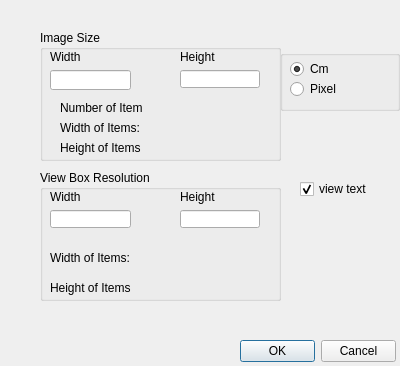
First picture: the form in src/meshlabplugins/editslice/svgpro.ui, repository cnr-isti-vclab/meshlab, before the edit.
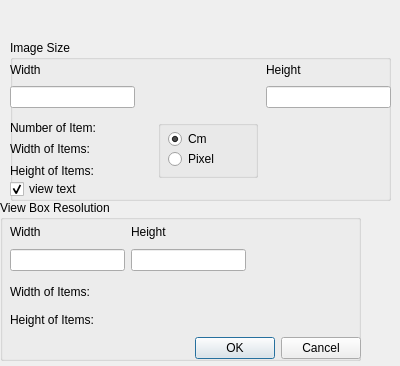
Second picture: the form after the edit.

Commit message: fix bug with scale and centrature dialog modify without static form

```diff
--- a/src/meshlabplugins/editslice/svgpro.ui
+++ b/src/meshlabplugins/editslice/svgpro.ui
@@ -12,45 +12,6 @@
   <property name="windowTitle" >
    <string>SVGPro</string>
   </property>
-  <widget class="QGroupBox" name="groupBox_3" >
-   <property name="geometry" >
-    <rect>
-     <x>280</x>
-     <y>50</y>
-     <width>120</width>
-     <height>61</height>
-    </rect>
-   </property>
-   <widget class="QRadioButton" name="pixel_choose" >
-    <property name="geometry" >
-     <rect>
-      <x>10</x>
-      <y>30</y>
-      <width>83</width>
-      <height>18</height>
-     </rect>
-    </property>
-    <property name="text" >
-     <string>Pixel</string>
-    </property>
-   </widget>
-   <widget class="QRadioButton" name="cm_choose" >
-    <property name="geometry" >
-     <rect>
-      <x>10</x>
-      <y>10</y>
-      <width>83</width>
-      <height>18</height>
-     </rect>
-    </property>
-    <property name="text" >
-     <string>Cm</string>
-    </property>
-    <property name="checked" >
-     <bool>true</bool>
-    </property>
-   </widget>
-  </widget>
   <widget class="QLabel" name="TitleLabel" >
    <property name="geometry" >
     <rect>
@@ -72,270 +33,366 @@
     </font>
    </property>
   </widget>
-  <widget class="QDialogButtonBox" name="buttonBox" >
-   <property name="geometry" >
-    <rect>
-     <x>240</x>
-     <y>340</y>
-     <width>156</width>
-     <height>23</height>
-    </rect>
-   </property>
-   <property name="orientation" >
-    <enum>Qt::Horizontal</enum>
-   </property>
-   <property name="standardButtons" >
-    <set>QDialogButtonBox::Cancel|QDialogButtonBox::NoButton|QDialogButtonBox::Ok</set>
-   </property>
-  </widget>
   <widget class="QGroupBox" name="groupBox" >
    <property name="geometry" >
     <rect>
-     <x>40</x>
-     <y>30</y>
-     <width>241</width>
-     <height>131</height>
+     <x>10</x>
+     <y>40</y>
+     <width>381</width>
+     <height>161</height>
     </rect>
    </property>
    <property name="title" >
     <string>Image Size</string>
    </property>
-   <widget class="QLabel" name="label_3" >
+   <widget class="QWidget" name="gridLayout" >
     <property name="geometry" >
      <rect>
-      <x>140</x>
+      <x>0</x>
       <y>20</y>
-      <width>46</width>
-      <height>14</height>
+      <width>381</width>
+      <height>48</height>
      </rect>
     </property>
-    <property name="text" >
-     <string>Height</string>
-    </property>
+    <layout class="QGridLayout" >
+     <property name="margin" >
+      <number>0</number>
+     </property>
+     <property name="spacing" >
+      <number>6</number>
+     </property>
+     <item row="1" column="0" >
+      <widget class="QLineEdit" name="ImageWidth" />
+     </item>
+     <item row="0" column="0" >
+      <widget class="QLabel" name="label_2" >
+       <property name="text" >
+        <string>Width</string>
+       </property>
+      </widget>
+     </item>
+     <item row="1" column="2" >
+      <widget class="QLineEdit" name="ImageHeight" />
+     </item>
+     <item row="0" column="2" >
+      <widget class="QLabel" name="label_3" >
+       <property name="text" >
+        <string>Height</string>
+       </property>
+      </widget>
+     </item>
+     <item row="1" column="1" >
+      <spacer>
+       <property name="orientation" >
+        <enum>Qt::Horizontal</enum>
+       </property>
+       <property name="sizeHint" >
+        <size>
+         <width>40</width>
+         <height>20</height>
+        </size>
+       </property>
+      </spacer>
+     </item>
+    </layout>
    </widget>
-   <widget class="QLabel" name="label_2" >
+   <widget class="QWidget" name="horizontalLayout" >
     <property name="geometry" >
      <rect>
-      <x>10</x>
-      <y>20</y>
-      <width>46</width>
-      <height>14</height>
+      <x>0</x>
+      <y>80</y>
+      <width>381</width>
+      <height>58</height>
      </rect>
     </property>
-    <property name="text" >
-     <string>Width</string>
-    </property>
+    <layout class="QHBoxLayout" >
+     <property name="margin" >
+      <number>0</number>
+     </property>
+     <property name="spacing" >
+      <number>6</number>
+     </property>
+     <item>
+      <layout class="QGridLayout" >
+       <property name="margin" >
+        <number>0</number>
+       </property>
+       <property name="spacing" >
+        <number>6</number>
+       </property>
+       <item row="1" column="0" >
+        <widget class="QLabel" name="label_7" >
+         <property name="text" >
+          <string>Width of Items:</string>
+         </property>
+        </widget>
+       </item>
+       <item row="2" column="0" >
+        <widget class="QLabel" name="label_8" >
+         <property name="text" >
+          <string>Height of Items:</string>
+         </property>
+        </widget>
+       </item>
+       <item row="1" column="1" >
+        <widget class="QLabel" name="WidthLabel" />
+       </item>
+       <item row="2" column="1" >
+        <widget class="QLabel" name="HeightLabel" />
+       </item>
+       <item row="0" column="0" >
+        <widget class="QLabel" name="label" >
+         <property name="text" >
+          <string>Number of Item:</string>
+         </property>
+        </widget>
+       </item>
+       <item row="0" column="1" >
+        <widget class="QLabel" name="numPlane" >
+         <property name="minimumSize" >
+          <size>
+           <width>50</width>
+           <height>0</height>
+          </size>
+         </property>
+        </widget>
+       </item>
+      </layout>
+     </item>
+     <item>
+      <widget class="QGroupBox" name="groupBox_3" >
+       <property name="minimumSize" >
+        <size>
+         <width>100</width>
+         <height>0</height>
+        </size>
+       </property>
+       <widget class="QRadioButton" name="cm_choose" >
+        <property name="geometry" >
+         <rect>
+          <x>10</x>
+          <y>10</y>
+          <width>41</width>
+          <height>18</height>
+         </rect>
+        </property>
+        <property name="text" >
+         <string>Cm</string>
+        </property>
+        <property name="checked" >
+         <bool>true</bool>
+        </property>
+       </widget>
+       <widget class="QRadioButton" name="pixel_choose" >
+        <property name="geometry" >
+         <rect>
+          <x>10</x>
+          <y>30</y>
+          <width>51</width>
+          <height>18</height>
+         </rect>
+        </property>
+        <property name="text" >
+         <string>Pixel</string>
+        </property>
+       </widget>
+      </widget>
+     </item>
+     <item>
+      <spacer>
+       <property name="orientation" >
+        <enum>Qt::Horizontal</enum>
+       </property>
+       <property name="sizeHint" >
+        <size>
+         <width>40</width>
+         <height>20</height>
+        </size>
+       </property>
+      </spacer>
+     </item>
+    </layout>
    </widget>
-   <widget class="QLabel" name="HeightLabel" >
+   <widget class="QCheckBox" name="view_text" >
     <property name="geometry" >
      <rect>
-      <x>100</x>
-      <y>110</y>
-      <width>46</width>
-      <height>21</height>
-     </rect>
-    </property>
-   </widget>
-   <widget class="QLineEdit" name="ImageHeight" >
-    <property name="geometry" >
-     <rect>
-      <x>140</x>
-      <y>40</y>
-      <width>80</width>
+      <x>0</x>
+      <y>140</y>
+      <width>71</width>
       <height>18</height>
      </rect>
     </property>
-   </widget>
-   <widget class="QLineEdit" name="ImageWidth" >
-    <property name="geometry" >
-     <rect>
-      <x>10</x>
-      <y>40</y>
-      <width>81</width>
-      <height>20</height>
-     </rect>
-    </property>
-   </widget>
-   <widget class="QLabel" name="numPlane" >
-    <property name="geometry" >
-     <rect>
-      <x>100</x>
-      <y>70</y>
-      <width>46</width>
-      <height>21</height>
-     </rect>
-    </property>
-   </widget>
-   <widget class="QLabel" name="label" >
-    <property name="geometry" >
-     <rect>
-      <x>20</x>
-      <y>70</y>
-      <width>82</width>
-      <height>16</height>
-     </rect>
-    </property>
     <property name="text" >
-     <string>Number of Item:</string>
+     <string>view text</string>
     </property>
-   </widget>
-   <widget class="QLabel" name="label_7" >
-    <property name="geometry" >
-     <rect>
-      <x>20</x>
-      <y>90</y>
-      <width>81</width>
-      <height>16</height>
-     </rect>
-    </property>
-    <property name="text" >
-     <string>Width of Items:</string>
-    </property>
-   </widget>
-   <widget class="QLabel" name="label_8" >
-    <property name="geometry" >
-     <rect>
-      <x>20</x>
-      <y>110</y>
-      <width>81</width>
-      <height>16</height>
-     </rect>
-    </property>
-    <property name="text" >
-     <string>Height of Items:</string>
-    </property>
-   </widget>
-   <widget class="QLabel" name="WidthLabel" >
-    <property name="geometry" >
-     <rect>
-      <x>100</x>
-      <y>90</y>
-      <width>46</width>
-      <height>21</height>
-     </rect>
+    <property name="checked" >
+     <bool>true</bool>
     </property>
    </widget>
   </widget>
   <widget class="QGroupBox" name="groupBox_2" >
    <property name="geometry" >
     <rect>
-     <x>40</x>
-     <y>170</y>
-     <width>241</width>
-     <height>131</height>
+     <x>0</x>
+     <y>200</y>
+     <width>361</width>
+     <height>161</height>
     </rect>
    </property>
    <property name="title" >
     <string>View Box Resolution</string>
    </property>
-   <widget class="QLabel" name="label_5" >
+   <widget class="QWidget" name="gridLayout_3" >
     <property name="geometry" >
      <rect>
       <x>10</x>
       <y>20</y>
-      <width>46</width>
-      <height>14</height>
+      <width>351</width>
+      <height>51</height>
      </rect>
     </property>
-    <property name="text" >
-     <string>Width</string>
-    </property>
+    <layout class="QGridLayout" >
+     <property name="margin" >
+      <number>0</number>
+     </property>
+     <property name="spacing" >
+      <number>6</number>
+     </property>
+     <item row="1" column="1" >
+      <widget class="QLineEdit" name="viewBox_Height" />
+     </item>
+     <item row="1" column="0" >
+      <widget class="QLineEdit" name="viewBox_Width" />
+     </item>
+     <item row="0" column="1" >
+      <widget class="QLabel" name="label_6" >
+       <property name="text" >
+        <string>Height</string>
+       </property>
+      </widget>
+     </item>
+     <item row="0" column="0" >
+      <widget class="QLabel" name="label_5" >
+       <property name="text" >
+        <string>Width</string>
+       </property>
+      </widget>
+     </item>
+     <item row="1" column="2" >
+      <spacer>
+       <property name="orientation" >
+        <enum>Qt::Horizontal</enum>
+       </property>
+       <property name="sizeHint" >
+        <size>
+         <width>40</width>
+         <height>20</height>
+        </size>
+       </property>
+      </spacer>
+     </item>
+     <item row="0" column="2" >
+      <spacer>
+       <property name="orientation" >
+        <enum>Qt::Horizontal</enum>
+       </property>
+       <property name="sizeHint" >
+        <size>
+         <width>40</width>
+         <height>20</height>
+        </size>
+       </property>
+      </spacer>
+     </item>
+    </layout>
    </widget>
-   <widget class="QLabel" name="label_6" >
+   <widget class="QWidget" name="gridLayout_4" >
     <property name="geometry" >
      <rect>
-      <x>140</x>
-      <y>20</y>
-      <width>46</width>
-      <height>14</height>
-     </rect>
-    </property>
-    <property name="text" >
-     <string>Height</string>
-    </property>
-   </widget>
-   <widget class="QLineEdit" name="viewBox_Width" >
-    <property name="geometry" >
-     <rect>
       <x>10</x>
-      <y>40</y>
-      <width>81</width>
-      <height>18</height>
-     </rect>
-    </property>
-   </widget>
-   <widget class="QLineEdit" name="viewBox_Height" >
-    <property name="geometry" >
-     <rect>
-      <x>140</x>
-      <y>40</y>
-      <width>80</width>
-      <height>18</height>
-     </rect>
-    </property>
-   </widget>
-   <widget class="QLabel" name="HeightLabelViewBox" >
-    <property name="geometry" >
-     <rect>
-      <x>100</x>
-      <y>110</y>
-      <width>46</width>
-      <height>16</height>
-     </rect>
-    </property>
-   </widget>
-   <widget class="QLabel" name="label_10" >
-    <property name="geometry" >
-     <rect>
-      <x>10</x>
-      <y>110</y>
-      <width>81</width>
-      <height>16</height>
-     </rect>
-    </property>
-    <property name="text" >
-     <string>Height of Items:</string>
-    </property>
-   </widget>
-   <widget class="QLabel" name="label_9" >
-    <property name="geometry" >
-     <rect>
-      <x>10</x>
       <y>80</y>
-      <width>81</width>
-      <height>16</height>
+      <width>351</width>
+      <height>79</height>
      </rect>
     </property>
-    <property name="text" >
-     <string>Width of Items:</string>
-    </property>
+    <layout class="QGridLayout" >
+     <property name="margin" >
+      <number>0</number>
+     </property>
+     <property name="spacing" >
+      <number>6</number>
+     </property>
+     <item row="0" column="0" >
+      <widget class="QLabel" name="label_9" >
+       <property name="text" >
+        <string>Width of Items:</string>
+       </property>
+      </widget>
+     </item>
+     <item row="1" column="0" >
+      <widget class="QLabel" name="label_10" >
+       <property name="text" >
+        <string>Height of Items:</string>
+       </property>
+      </widget>
+     </item>
+     <item row="1" column="1" >
+      <widget class="QLabel" name="HeightLabelViewBox" />
+     </item>
+     <item row="0" column="1" >
+      <widget class="QLabel" name="WidthLabelViewBox" />
+     </item>
+     <item row="0" column="2" >
+      <spacer>
+       <property name="orientation" >
+        <enum>Qt::Horizontal</enum>
+       </property>
+       <property name="sizeHint" >
+        <size>
+         <width>40</width>
+         <height>20</height>
+        </size>
+       </property>
+      </spacer>
+     </item>
+     <item row="1" column="2" >
+      <spacer>
+       <property name="orientation" >
+        <enum>Qt::Horizontal</enum>
+       </property>
+       <property name="sizeHint" >
+        <size>
+         <width>40</width>
+         <height>20</height>
+        </size>
+       </property>
+      </spacer>
+     </item>
+     <item row="2" column="2" >
+      <widget class="QDialogButtonBox" name="buttonBox" >
+       <property name="orientation" >
+        <enum>Qt::Horizontal</enum>
+       </property>
+       <property name="standardButtons" >
+        <set>QDialogButtonBox::Cancel|QDialogButtonBox::NoButton|QDialogButtonBox::Ok</set>
+       </property>
+      </widget>
+     </item>
+     <item row="2" column="1" >
+      <spacer>
+       <property name="orientation" >
+        <enum>Qt::Horizontal</enum>
+       </property>
+       <property name="sizeHint" >
+        <size>
+         <width>40</width>
+         <height>20</height>
+        </size>
+       </property>
+      </spacer>
+     </item>
+    </layout>
    </widget>
-   <widget class="QLabel" name="WidthLabelViewBox" >
-    <property name="geometry" >
-     <rect>
-      <x>100</x>
-      <y>80</y>
-      <width>46</width>
-      <height>16</height>
-     </rect>
-    </property>
-   </widget>
-  </widget>
-  <widget class="QCheckBox" name="view_text" >
-   <property name="geometry" >
-    <rect>
-     <x>300</x>
-     <y>180</y>
-     <width>71</width>
-     <height>18</height>
-    </rect>
-   </property>
-   <property name="text" >
-    <string>view text</string>
-   </property>
-   <property name="checked" >
-    <bool>true</bool>
-   </property>
   </widget>
  </widget>
  <layoutdefault spacing="6" margin="11" />
```
The commit also changes 2 other files.
